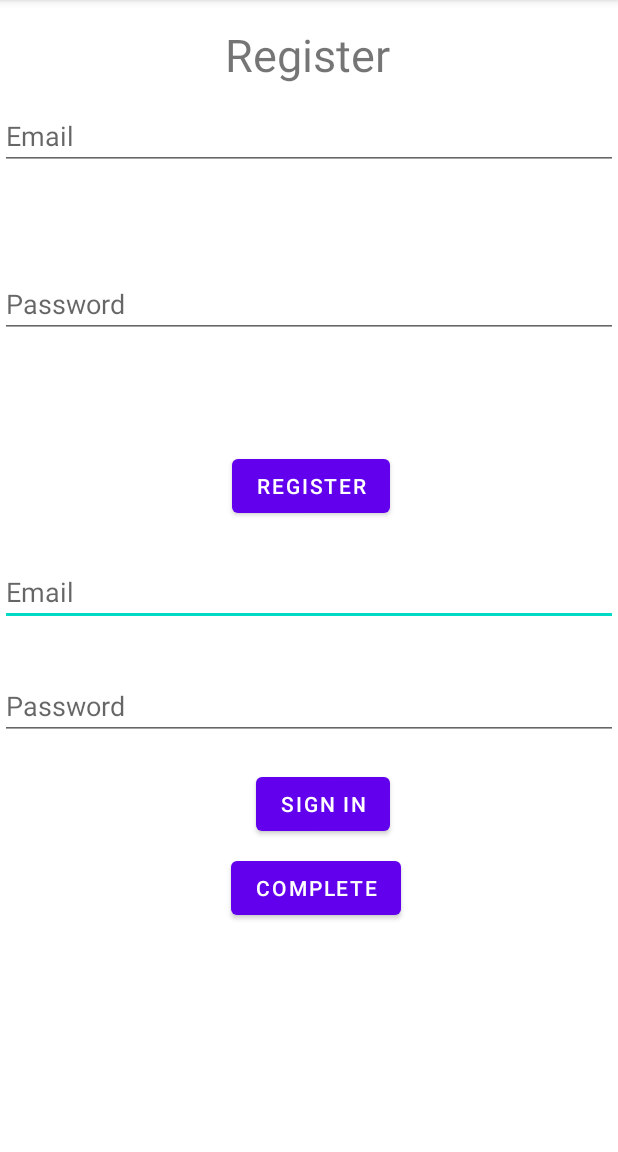
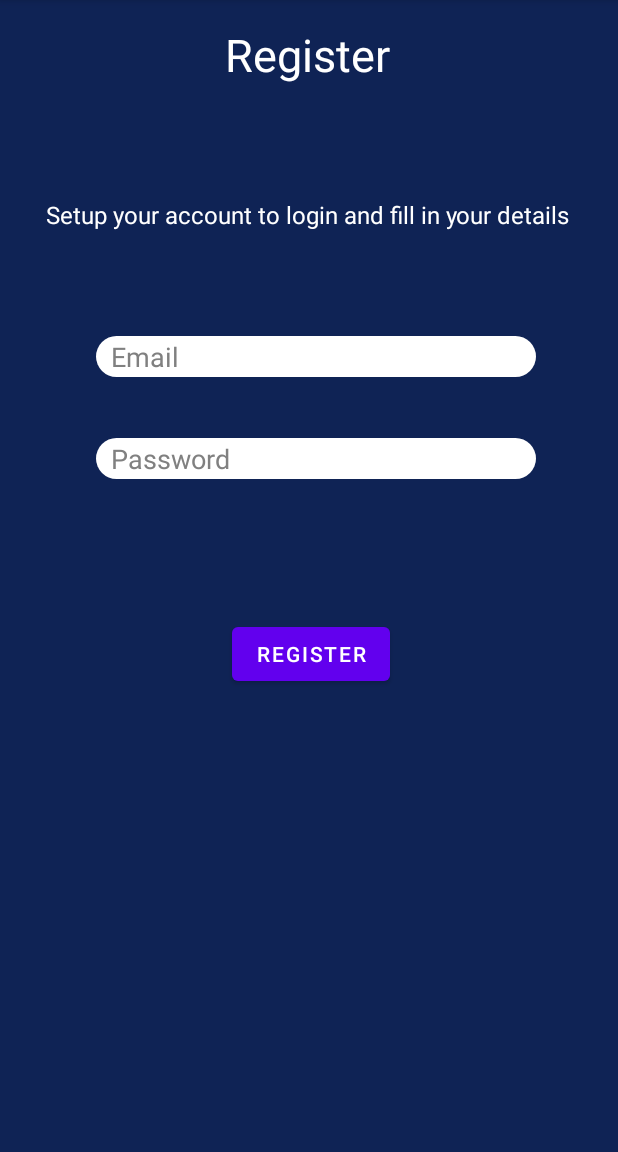
Before and after one commit to MaazHussaini99/androidAccidentApp, an Android app: the Registering screen opened directly, with no data from a screen before it, on a phone screen of 412 x 824 dp, the part 84-1236 px from its top. Run offline under Robolectric (Android 15) with nearby library versions, the phone set to English and light mode, and no system bars; our stand-ins replace Firebase (no records; nobody signed in at launch, a user with empty details on screens opened directly).

Commit message:
Changed registering's layout and adjusted complete and register button to be one in the code

```diff
--- a/app/src/main/AndroidManifest.xml
+++ b/app/src/main/AndroidManifest.xml
@@ -24,9 +24,6 @@
             android:name=".driveRegistration"
             android:exported="true" />
         <activity
-            android:name=".SignedInActivity"
-            android:exported="true" />
-        <activity
             android:name=".Registering"
             android:exported="true" />
         <activity
--- a/app/src/main/res/layout/activity_drive_registration.xml
+++ b/app/src/main/res/layout/activity_drive_registration.xml
@@ -6,7 +6,7 @@
     android:layout_width="match_parent"
     android:layout_height="match_parent"
     tools:context=".driveRegistration"
-    android:background="@color/backgroundColor">
+    android:background="@color/backgroundColor2">
 
     <RelativeLayout
         android:id="@+id/mainLayout"
--- a/app/src/main/res/layout/activity_final_check.xml
+++ b/app/src/main/res/layout/activity_final_check.xml
@@ -5,7 +5,7 @@
     android:layout_width="match_parent"
     android:layout_height="match_parent"
     tools:context=".finalCheck"
-    android:background="@color/backgroundColor">
+    android:background="@color/backgroundColor2">
 
     <RelativeLayout
         android:id="@+id/mainLayout"
--- a/app/src/main/res/layout/activity_insurance_registration.xml
+++ b/app/src/main/res/layout/activity_insurance_registration.xml
@@ -6,7 +6,7 @@
     android:layout_width="match_parent"
     android:layout_height="match_parent"
     tools:context=".insuranceRegistration"
-    android:background="@color/backgroundColor">
+    android:background="@color/backgroundColor2">
 
     <RelativeLayout
         android:id="@+id/mainLayout"
--- a/app/src/main/res/layout/activity_registering.xml
+++ b/app/src/main/res/layout/activity_registering.xml
@@ -4,43 +4,18 @@
     xmlns:tools="http://schemas.android.com/tools"
     android:layout_width="match_parent"
     android:layout_height="match_parent"
+    android:background="@color/backgroundColor2"
     tools:context=".Registering"
     tools:layout_editor_absoluteX="16dp"
     tools:layout_editor_absoluteY="-150dp">
 
-    <EditText
-        android:id="@+id/email2"
-        android:layout_width="match_parent"
-        android:layout_height="wrap_content"
-        android:layout_marginTop="372dp"
-        android:autofillHints="emailAddress"
-        android:hint="@string/email"
-        android:inputType="textEmailAddress"
-        app:layout_constraintEnd_toEndOf="parent"
-        app:layout_constraintHorizontal_bias="1.0"
-        app:layout_constraintStart_toStartOf="parent"
-        app:layout_constraintTop_toTopOf="parent" />
-
     <Button
-        android:id="@+id/signIn"
+        android:id="@+id/register"
         android:layout_width="wrap_content"
         android:layout_height="wrap_content"
-        android:layout_marginTop="512dp"
+        android:layout_marginTop="412dp"
         android:layout_marginEnd="152dp"
-        android:text="@string/sign_in"
-        app:layout_constraintEnd_toEndOf="parent"
-        app:layout_constraintHorizontal_bias="1.0"
-        app:layout_constraintStart_toStartOf="parent"
-        app:layout_constraintTop_toTopOf="parent" />
-
-    <EditText
-        android:id="@+id/email"
-        android:layout_width="match_parent"
-        android:layout_height="wrap_content"
-        android:layout_marginTop="68dp"
-        android:autofillHints="emailAddress"
-        android:hint="@string/email"
-        android:inputType="textEmailAddress"
+        android:text="@string/register"
         app:layout_constraintEnd_toEndOf="parent"
         app:layout_constraintHorizontal_bias="1.0"
         app:layout_constraintStart_toStartOf="parent"
@@ -48,39 +23,37 @@
 
     <EditText
         android:id="@+id/password"
-        android:layout_width="match_parent"
-        android:layout_height="wrap_content"
-        android:layout_marginTop="180dp"
-        android:autofillHints="password"
-        android:hint="@string/password"
+        android:layout_width="293dp"
+        android:layout_height="27dp"
+        android:layout_marginStart="64dp"
+        android:layout_marginTop="292dp"
+        android:autofillHints="emailAddress"
+        android:background="@drawable/rounded_corners"
+        android:ems="10"
+        android:hint="Password"
         android:inputType="textPassword"
-        app:layout_constraintEnd_toEndOf="parent"
-        app:layout_constraintHorizontal_bias="1.0"
+        android:paddingLeft="10dp"
+        android:textColorHint="@color/gray"
+        app:layout_constraintLeft_toLeftOf="parent"
+        app:layout_constraintRight_toRightOf="parent"
         app:layout_constraintStart_toStartOf="parent"
         app:layout_constraintTop_toTopOf="parent" />
 
     <EditText
-        android:id="@+id/password2"
-        android:layout_width="match_parent"
-        android:layout_height="wrap_content"
-        android:layout_marginTop="448dp"
-        android:autofillHints="password"
-        android:hint="@string/password"
-        android:inputType="textPassword"
-        app:layout_constraintEnd_toEndOf="parent"
-        app:layout_constraintHorizontal_bias="1.0"
-        app:layout_constraintStart_toStartOf="parent"
-        app:layout_constraintTop_toTopOf="parent" />
-
-    <Button
-        android:id="@+id/register"
-        android:layout_width="wrap_content"
-        android:layout_height="wrap_content"
-        android:layout_marginTop="300dp"
-        android:layout_marginEnd="152dp"
-        android:text="@string/register"
-        app:layout_constraintEnd_toEndOf="parent"
-        app:layout_constraintHorizontal_bias="1.0"
+        android:id="@+id/email"
+        android:layout_width="293dp"
+        android:layout_height="27dp"
+        android:layout_marginStart="64dp"
+        android:layout_marginTop="224dp"
+        android:autofillHints="emailAddress"
+        android:background="@drawable/rounded_corners"
+        android:ems="10"
+        android:hint="Email"
+        android:inputType="textEmailAddress"
+        android:paddingLeft="10dp"
+        android:textColorHint="@color/gray"
+        app:layout_constraintLeft_toLeftOf="parent"
+        app:layout_constraintRight_toRightOf="parent"
         app:layout_constraintStart_toStartOf="parent"
         app:layout_constraintTop_toTopOf="parent" />
 
@@ -91,22 +64,25 @@
         android:layout_marginStart="150dp"
         android:layout_marginTop="16dp"
         android:text="@string/register"
+        android:textColor="@color/white"
         android:textSize="30sp"
         app:layout_constraintEnd_toEndOf="parent"
         app:layout_constraintHorizontal_bias="0.0"
         app:layout_constraintStart_toStartOf="parent"
         app:layout_constraintTop_toTopOf="parent" />
 
-    <Button
-        android:id="@+id/Complete"
+    <TextView
+        android:id="@+id/textView3"
         android:layout_width="wrap_content"
         android:layout_height="wrap_content"
-        android:layout_marginStart="154dp"
-        android:layout_marginTop="568dp"
-        android:onClick="Complete"
-        android:text="@string/complete"
+        android:layout_marginTop="132dp"
+        android:layout_marginEnd="32dp"
+        android:text="Setup your account to login and fill in your details"
+        android:textColor="@color/white"
+        android:textSize="16sp"
         app:layout_constraintEnd_toEndOf="parent"
-        app:layout_constraintHorizontal_bias="0.0"
+        app:layout_constraintHorizontal_bias="1.0"
         app:layout_constraintStart_toStartOf="parent"
         app:layout_constraintTop_toTopOf="parent" />
+
 </androidx.constraintlayout.widget.ConstraintLayout>
--- a/app/src/main/res/layout/activity_vehicle_registration.xml
+++ b/app/src/main/res/layout/activity_vehicle_registration.xml
@@ -6,7 +6,7 @@
     android:layout_width="match_parent"
     android:layout_height="match_parent"
     tools:context=".vehicleRegistration"
-    android:background="@color/backgroundColor">
+    android:background="@color/backgroundColor2">
 
     <RelativeLayout
         android:id="@+id/mainLayout"
--- a/app/src/main/res/values/colors.xml
+++ b/app/src/main/res/values/colors.xml
@@ -13,6 +13,6 @@
     <color name="gradient_start">#04132C</color>
     <color name="gradient_end">#3B6BfB</color>
     <color name="gray">#808080</color>
-    <color name="backgroundColor">#0F2355</color>
+    <color name="backgroundColor2">#0F2355</color>
 
 </resources>
```
Also changed, not shown: app/src/main/java/com/example/androidaccidentapp/Registering.java (+3 -43 lines), app/src/main/java/com/example/androidaccidentapp/SignedInActivity.java (deleted, +0 -89 lines), app/src/main/res/layout/activity_signed_in.xml (deleted, +0 -20 lines).
